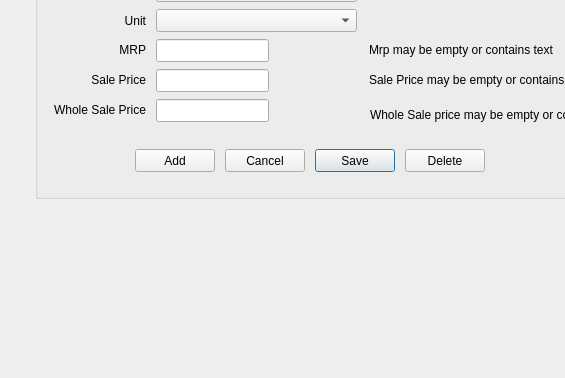
First picture: the form in src/productform.ui, repository thamizha/angadi, before the edit; both pictures show x 0 to 565 and y 301 to 679 of the 670 by 679 pixel window.
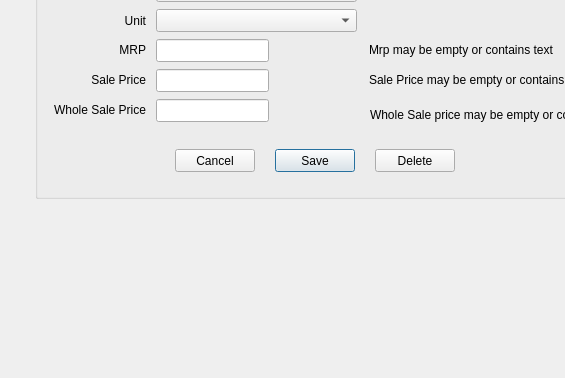
Second picture: the form after the edit.

Commit message: product form add button deleted

```diff
--- a/src/productform.ui
+++ b/src/productform.ui
@@ -61,7 +61,7 @@
          <widget class="QPushButton" name="pushButtonDelete">
           <property name="geometry">
            <rect>
-            <x>370</x>
+            <x>340</x>
             <y>270</y>
             <width>80</width>
             <height>23</height>
@@ -165,19 +165,6 @@
            </rect>
           </property>
          </widget>
-         <widget class="QPushButton" name="pushButtonAdd">
-          <property name="geometry">
-           <rect>
-            <x>100</x>
-            <y>270</y>
-            <width>80</width>
-            <height>23</height>
-           </rect>
-          </property>
-          <property name="text">
-           <string>Add</string>
-          </property>
-         </widget>
          <widget class="QLabel" name="labelManufacturer">
           <property name="geometry">
            <rect>
@@ -210,7 +197,7 @@
          <widget class="QPushButton" name="pushButtonSave">
           <property name="geometry">
            <rect>
-            <x>280</x>
+            <x>240</x>
             <y>270</y>
             <width>80</width>
             <height>23</height>
@@ -375,7 +362,7 @@
          <widget class="QPushButton" name="pushButtonCancel">
           <property name="geometry">
            <rect>
-            <x>190</x>
+            <x>140</x>
             <y>270</y>
             <width>80</width>
             <height>23</height>
```
The commit also changes 2 other files.
